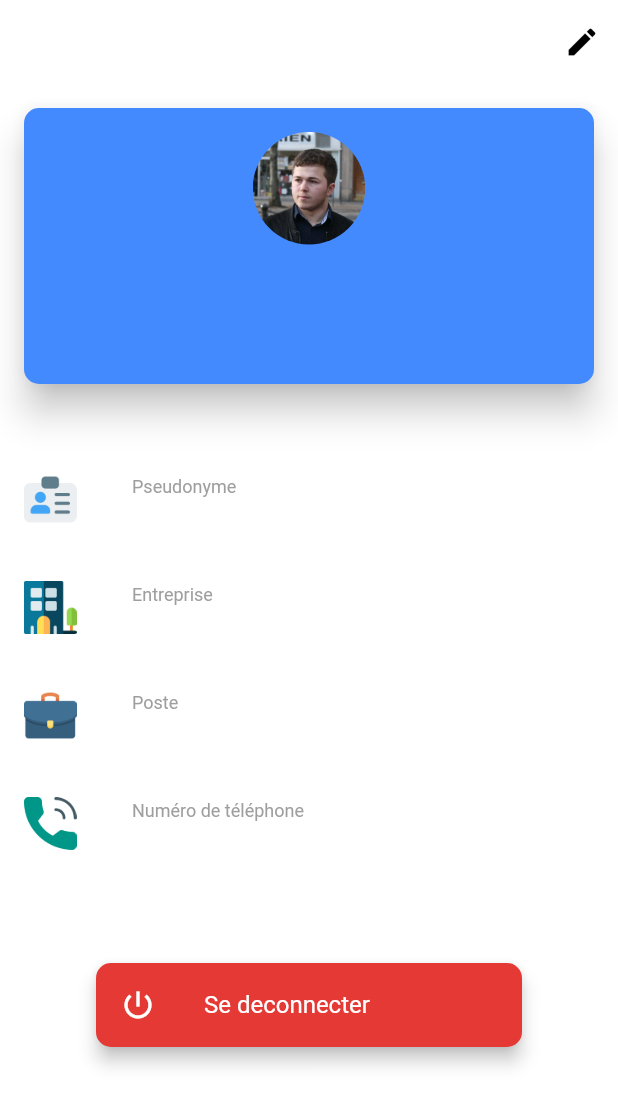
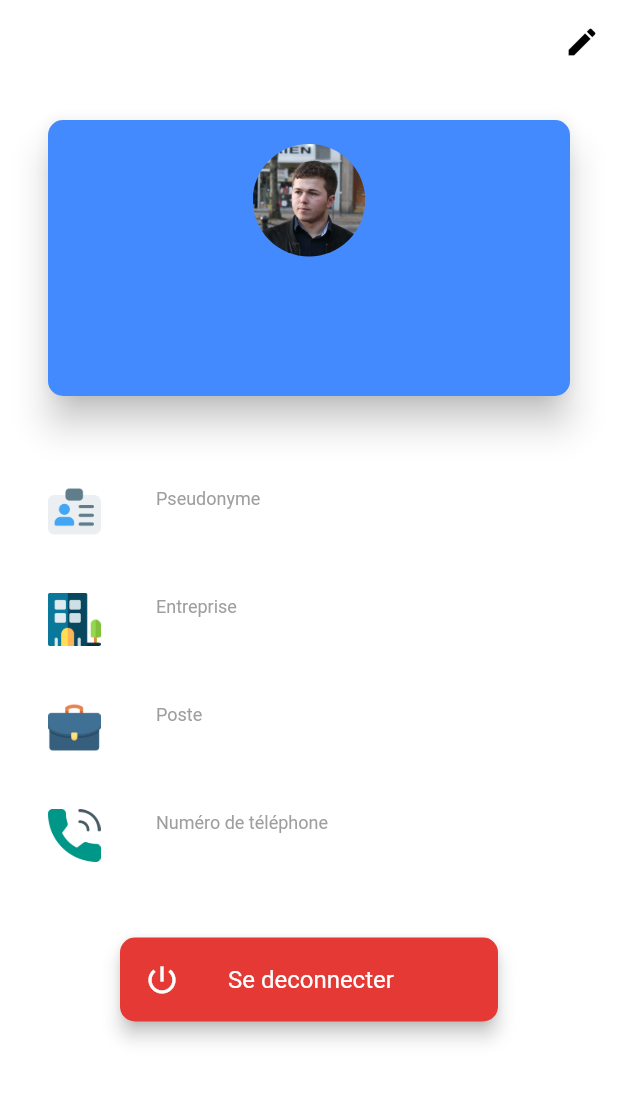
Before and after one commit to MatiCG/Synthia-app, a Flutter app: the AccountPage screen opened directly, after a tap on "Se deconnecter", on a phone screen of 412 x 824 dp. Shown: the top 1106 px of the screen. Run offline on Flutter 3.47's test engine with Material 2 defaults, Android fonts, the phone set to English and light mode, and no system bars; our stand-ins replace cloud_firestore, firebase_auth; missing offline and left inert: flutter_email_sender, quill_delta, zefyr; accounts and stored records are empty.

Commit message:
[CLEAN/ADD] clean code and add custom widget Clean class account and class user by removing useless lines and adding better logic Add custom widget for buttons

```diff
--- a/lib/Models/User.dart
+++ b/lib/Models/User.dart
@@ -1,5 +1,3 @@
-import 'dart:ffi';
-
 import 'package:cloud_firestore/cloud_firestore.dart';
 import 'package:firebase_auth/firebase_auth.dart';
 
@@ -16,69 +14,44 @@ class User {
         return true;
       });
     });
-/*
-    await auth.currentUser().then((value) {
-      _uid = value.uid;
-    });
-
-    await firestore.document('users/' + _uid).get().then((value) {
-      _data = value.data;
-    });
-    var value = await firestore.document('users/' + _uid).get();
-
-    _data = value.data;
-    return true;
-*/
   }
 
   // Setters
-
   void setFullName(String newValue) {
     firestore.document('users/' + _uid).updateData({'fullname': newValue});
   }
-
   void setEmail(String newValue) {
     firestore.document('users/' + _uid).updateData({'email': newValue});
   }
-
   void setCompany(String newValue) {
     firestore.document('users/' + _uid).updateData({'company': newValue});
   }
-
   void setJob(String newValue) {
     firestore.document('users/' + _uid).updateData({'job': newValue});
   }
-
   void setPhoneNumber(String newValue) {
     firestore.document('users/' + _uid).updateData({'phonenumber': newValue});
   }
-
   void setUsername(String newValue) {
     firestore.document('users/' + _uid).updateData({'username': newValue});
   }
 
   // Getters
-
   String getFullName() {
     return _data['firstname'] + ' ' + _data['lastname'];
   }
-
   String getEmail() {
     return _data['email'];
   }
-
   String getCompany() {
     return _data['company'];
   }
-
   String getJob() {
     return _data['job'];
   }
-
   String getPhoneNumber() {
     return _data['phonenumber'];
   }
-
   String getUsername() {
     return _data['username'];
   }
--- a/lib/Pages/AccountPage.dart
+++ b/lib/Pages/AccountPage.dart
@@ -1,6 +1,7 @@
 import 'package:firebase_auth/firebase_auth.dart';
 import 'package:flutter/scheduler.dart';
 import 'package:flutter/material.dart';
+import 'package:synthiaapp/Widgets/SynthiaButton.dart';
 import '../Models/User.dart';
 
 class AccountPage extends StatefulWidget {
@@ -14,6 +15,7 @@ class AccountPage extends StatefulWidget {
 class Account extends State<AccountPage> {
   Account({this.onSignOut});
 
+/*
   FirebaseAuth auth = FirebaseAuth.instance;
   final VoidCallback onSignOut;
   TextEditingController username = TextEditingController();
@@ -37,10 +39,33 @@ class Account extends State<AccountPage> {
   User _user = User(); // = User('SaDD6a9IY2VgnjDVgHfb68gPoJf1');
   String fullname = 'none';
   bool edit = false;
+*/
+  final FirebaseAuth _auth = FirebaseAuth.instance;
+  final User _user = User();
+  final VoidCallback onSignOut;
+  List<TextEditingController> controllers;
+  List<String> icons;
+  List<String> titles;
+  bool isEditing;
 
   @override
   void initState() {
     super.initState();
+
+    isEditing = false;
+    titles = ['Pseudonyme', 'Entreprise', 'Poste', 'Numéro de téléphone'];
+    icons = [
+      'assets/name.png',
+      'assets/company.png',
+      'assets/work.png',
+      'assets/phone.png'
+    ];
+    controllers = [
+      TextEditingController(),
+      TextEditingController(),
+      TextEditingController(),
+      TextEditingController()
+    ];
   }
 
   @override
@@ -57,7 +82,7 @@ class Account extends State<AccountPage> {
               color: Colors.black,
             ),
             onPressed: () {
-                edit = edit ? false : true;
+              isEditing = isEditing ? false : true;
             },
           )
         ],
@@ -74,18 +99,17 @@ class Account extends State<AccountPage> {
             return Center(child: CircularProgressIndicator());
           }
         },
-        ));
+      ),
+    );
   }
 
-  ListView createFields(List<TextEditingController> controllers,
-      List<String> icons, List<String> titles, List<String> values, bool edit) {
-    int length = icons.length;
-
+  ListView createFields(List<String> icons, List<String> titles,
+      List<String> values, bool edit, List<TextEditingController> controllers) {
     return ListView.builder(
       scrollDirection: Axis.vertical,
       shrinkWrap: true,
       physics: NeverScrollableScrollPhysics(),
-      itemCount: length,
+      itemCount: icons.length,
       itemBuilder: (context, index) {
         return ListTile(
           leading: Container(
@@ -121,7 +145,7 @@ class Account extends State<AccountPage> {
 
   SingleChildScrollView accountWidget() {
     return SingleChildScrollView(
-//      padding: const EdgeInsets.fromLTRB(16.0, 8.0, 16.0, 16.0),
+      padding: const EdgeInsets.fromLTRB(16.0, 8.0, 16.0, 16.0),
       child: Column(
         children: [
           Card(
@@ -171,7 +195,6 @@ class Account extends State<AccountPage> {
           ),
           const SizedBox(height: 25.0),
           createFields(
-              [username, company, job, phonenumber],
               icons,
               titles,
               [
@@ -180,53 +203,34 @@ class Account extends State<AccountPage> {
                 _user.getJob(),
                 _user.getPhoneNumber()
               ],
-              edit),
-          const SizedBox(height: 25.0),
-//          Expanded(child: Container()),
-          Align(
-            alignment: Alignment.bottomCenter,
-            child: Card(
-              elevation: 5,
-              color: edit ? Colors.blueGrey : Colors.red.shade600,
-              margin: const EdgeInsets.fromLTRB(64.0, 32.0, 64.0, 8.0),
-              shape: RoundedRectangleBorder(
-                  borderRadius: BorderRadius.circular(10.0)),
-              child: ListTile(
-                leading: Icon(
-                  edit ? Icons.save_alt : Icons.power_settings_new,
-                  color: Colors.white,
-                ),
-                title: Text(
-                  edit ? 'Sauvegarder' : 'Se deconnecter',
-                  style: TextStyle(color: Colors.white),
-                ),
-                onTap: edit
+              isEditing,
+              controllers),
+          SynthiaButton(
+            text: isEditing ? 'Sauvegarder' : 'Se deconnecter',
+            icon: isEditing ? Icons.save_alt : Icons.power_settings_new,
+            action: isEditing
                 ? () {
-                        username.text.isNotEmpty
-                            ? _user.setUsername(username.text)
-                            : null;
-                        company.text.isNotEmpty
-                            ? _user.setCompany(company.text)
-                            : null;
-                        job.text.isNotEmpty ? _user.setJob(job.text) : null;
-                        phonenumber.text.isNotEmpty
-                            ? _user.setPhoneNumber(phonenumber.text)
-                            : null;
+                    List<Function> update = [
+                      _user.setUsername,
+                      _user.setCompany,
+                      _user.setJob,
+                      _user.setPhoneNumber
+                    ];
+                    controllers.forEach((e) {
+                      if (e.text.isNotEmpty) {
+                        update[controllers.indexOf(e)](e.text);
+                      }
+                    });
                     setState(() {
-                          edit = false;
+                      isEditing = false;
                     });
                   }
                 : () async {
-                        try {
-                          await auth.signOut();
+                    await _auth.signOut();
                     onSignOut();
-                        } catch (e) {
-                          print(e);
-                        }
                   },
+            backgroundColor: isEditing ? Colors.blueGrey : Colors.red.shade600,
           ),
-            ),
-          )
         ],
       ),
     );
--- /dev/null
+++ b/lib/Widgets/SynthiaButton.dart
@@ -0,0 +1,45 @@
+import 'package:flutter/material.dart';
+
+class SynthiaButton extends StatelessWidget {
+  const SynthiaButton({
+    Key key,
+    @required this.text,
+    this.backgroundColor = Colors.blue,
+    this.textColor = Colors.white,
+    this.icon,
+    this.iconColor = Colors.white,
+    this.action,
+    this.alignment = Alignment.bottomCenter,
+  }) : super(key: key);
+
+  final Color backgroundColor;
+  final String text;
+  final Color textColor;
+  final IconData icon;
+  final Color iconColor;
+  final Alignment alignment;
+  final Function action;
+
+  @override
+  Widget build(BuildContext context) {
+    return Align(
+      alignment: alignment,
+      child: Card(
+        elevation: 5,
+        color: backgroundColor,
+        margin: const EdgeInsets.fromLTRB(64.0, 32.0, 64.0, 32.0),
+        shape: RoundedRectangleBorder(
+          borderRadius: BorderRadius.circular(10.0),
+        ),
+        child: ListTile(
+          leading: icon == null ? null : Icon(icon, color: iconColor),
+          title: Text(
+            text,
+            style: TextStyle(color: textColor)
+          ),
+          onTap: action,
+        ),
+      ),
+    );
+  }
+}
```
Lines whose indentation alone changed are shown as unchanged.
